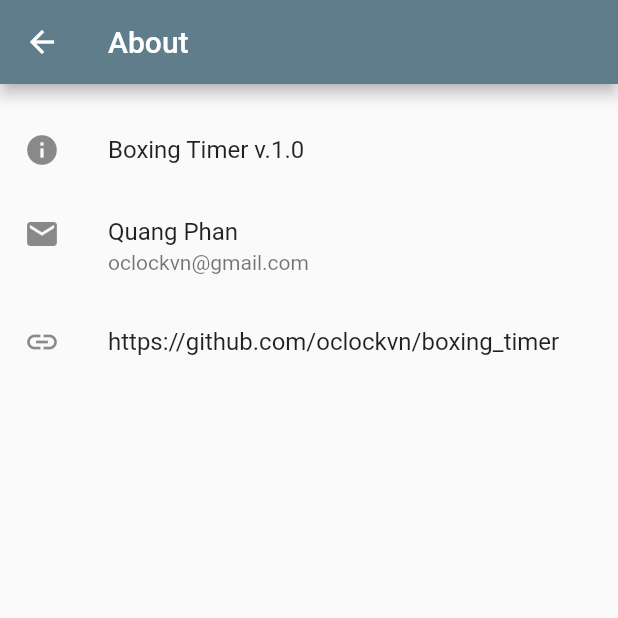
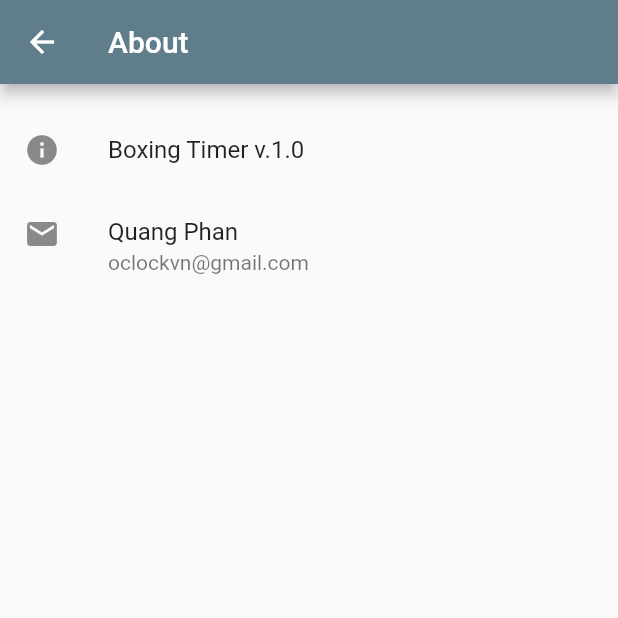
Before and after one commit to oclockvn/boxing_timer, a Flutter app: the AboutPage screen opened directly, on a phone screen of 412 x 824 dp, the top half of it. Run offline on Flutter 3.47's test engine with Material 2 defaults, Android fonts, the phone set to English and light mode, and no system bars; our stand-ins replace rxdart.

Commit message:
hide github repo from about

```diff
--- a/src/lib/ui/about.dart
+++ b/src/lib/ui/about.dart
@@ -22,11 +22,11 @@ class AboutPage extends StatelessWidget {
               subtitle: Text('oclockvn@gmail.com'),
               contentPadding: EdgeInsets.all(0),
             ),
-            ListTile(
-              leading: Icon(Icons.link),
-              title: Text('https://github.com/oclockvn/boxing_timer'),
-              contentPadding: EdgeInsets.all(0),
-            )
+            // ListTile(
+            //   leading: Icon(Icons.link),
+            //   title: Text('https://github.com/oclockvn/boxing_timer'),
+            //   contentPadding: EdgeInsets.all(0),
+            // )
           ],
         ),
       ),
```
